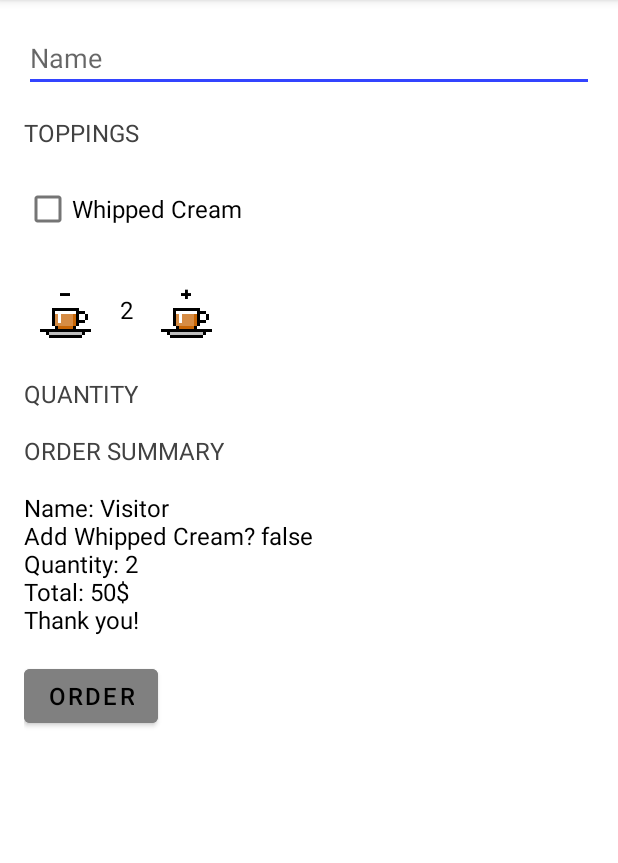
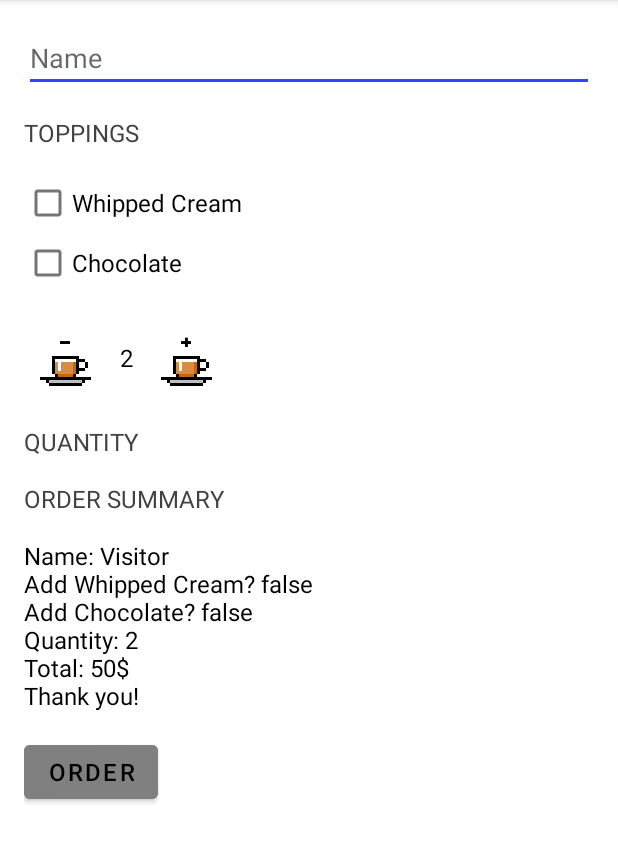
Before and after one commit to NarutoBratishka/Android-cost-calculator, an Android app: the screen it shows after launch (MainActivity), after a tap on "ORDER", on a phone screen of 412 x 824 dp, the part 84-947 px from its top. Run offline under Robolectric (Android 15) with nearby library versions, the phone set to English and light mode, and no system bars.

Commit message:
fix frontend

```diff
--- a/app/src/main/java/com/example/android/justjava/MainActivity.java
+++ b/app/src/main/java/com/example/android/justjava/MainActivity.java
@@ -4,6 +4,7 @@ import android.os.Bundle;
 import androidx.appcompat.app.AppCompatActivity;
 import android.view.View;
 import android.widget.CheckBox;
+import android.widget.EditText;
 import android.widget.TextView;
 //import com.example.android.justjava.R;
 
@@ -13,12 +14,17 @@ import android.widget.TextView;
 public class MainActivity extends AppCompatActivity {
     int coffeeCount = 2;
     CheckBox hasWhippedCream;
+    CheckBox hasChocolate;
+    EditText nameId;
 
     @Override
     protected void onCreate(Bundle savedInstanceState) {
         super.onCreate(savedInstanceState);
         setContentView(R.layout.activity_main);
         hasWhippedCream = findViewById(R.id.whipped_cream_id);
+        hasChocolate = findViewById(R.id.chocolate_id);
+        nameId = findViewById(R.id.name_id);
+
     }
 
     /**
@@ -37,10 +43,11 @@ public class MainActivity extends AppCompatActivity {
     private String createOrderSummary(int quantity) {
         String name = "Visitor";
         int oneCupCost = 25;
-        int additives = hasWhippedCream.isChecked()? 15 : 0;
+        int additives = (hasWhippedCream.isChecked()? 15 : 0) + (hasChocolate.isChecked()? 19: 0);
 
-        return "Name: " + name + " \n" +
+        return "Name: " + (nameId.getText().toString().equals("")? "Visitor": nameId.getText().toString()) + " \n" +
                 "Add Whipped Cream? " + (hasWhippedCream.isChecked()? "true": "false") + "\n" +
+                "Add Chocolate? " + (hasChocolate.isChecked()? "true": "false") + "\n" +
                 "Quantity: " + quantity + "\n" +
                 "Total: " + (quantity * oneCupCost + additives) + "$\n" +
                 "Thank you!";
--- a/app/src/main/res/layout-v21/activity_main.xml
+++ b/app/src/main/res/layout-v21/activity_main.xml
@@ -14,6 +14,7 @@
 
 
     <EditText
+        android:id="@+id/name_id"
         android:hint="@string/name"
         android:layout_width="match_parent"
         android:layout_height="wrap_content"
@@ -31,10 +32,17 @@
     <CheckBox
         android:id="@+id/whipped_cream_id"
         android:layout_width="wrap_content"
-        android:layout_height="wrap_content"
-        android:layout_marginBottom="16dp"
+        android:layout_height="40dp"
         android:text="@string/whipped_cream"
         android:textSize="16sp"/>
+
+    <CheckBox
+        android:id="@+id/chocolate_id"
+        android:layout_width="wrap_content"
+        android:layout_height="40dp"
+        android:layout_marginBottom="16dp"
+        android:text="@string/chocolate"
+        android:textSize="16sp" />
 
     <LinearLayout
         android:layout_width="wrap_content"
--- a/app/src/main/res/layout/activity_main.xml
+++ b/app/src/main/res/layout/activity_main.xml
@@ -9,6 +9,7 @@
     tools:context=".MainActivity">
 
     <EditText
+        android:id="@+id/name_id"
         android:hint="@string/name"
         android:layout_width="match_parent"
         android:layout_height="wrap_content"
@@ -26,9 +27,16 @@
     <CheckBox
         android:id="@+id/whipped_cream_id"
         android:layout_width="wrap_content"
-        android:layout_height="wrap_content"
+        android:layout_height="40dp"
+        android:text="@string/whipped_cream"
+        android:textSize="16sp"/>
+
+    <CheckBox
+        android:id="@+id/chocolate_id"
+        android:layout_width="wrap_content"
+        android:layout_height="40dp"
         android:layout_marginBottom="16dp"
-        android:text="@string/whipped_cream"
+        android:text="@string/chocolate"
         android:textSize="16sp" />
 
     <TextView
--- a/app/src/main/res/values/strings.xml
+++ b/app/src/main/res/values/strings.xml
@@ -10,4 +10,5 @@
     <string name="toppings">toppings</string>
     <string name="whipped_cream">Whipped Cream</string>
     <string name="name">Name</string>
+    <string name="chocolate">Chocolate</string>
 </resources>
```
